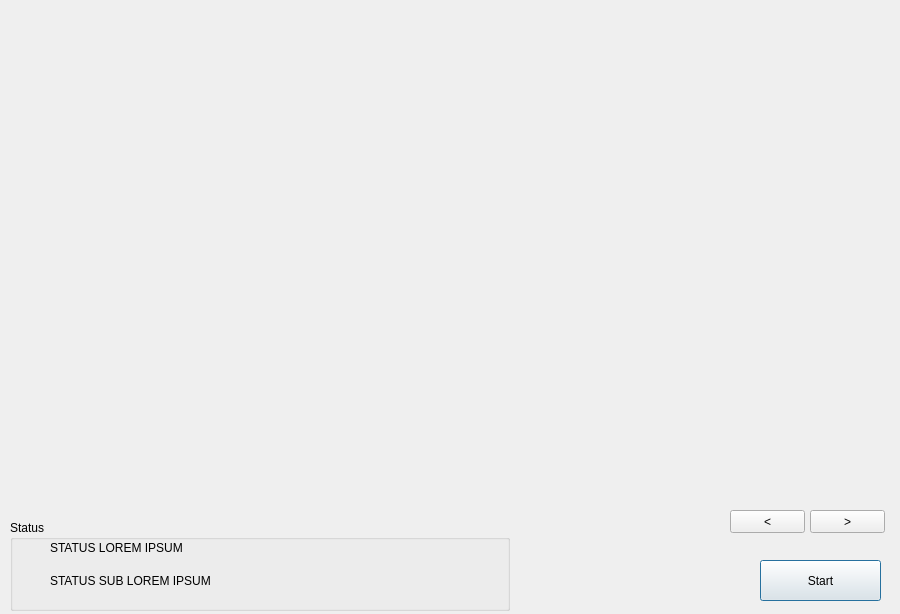
Above: chesster/gui/res/calibration_dialog_detector.ui from AKJ7/chesster before the change. Below: the same form after it.
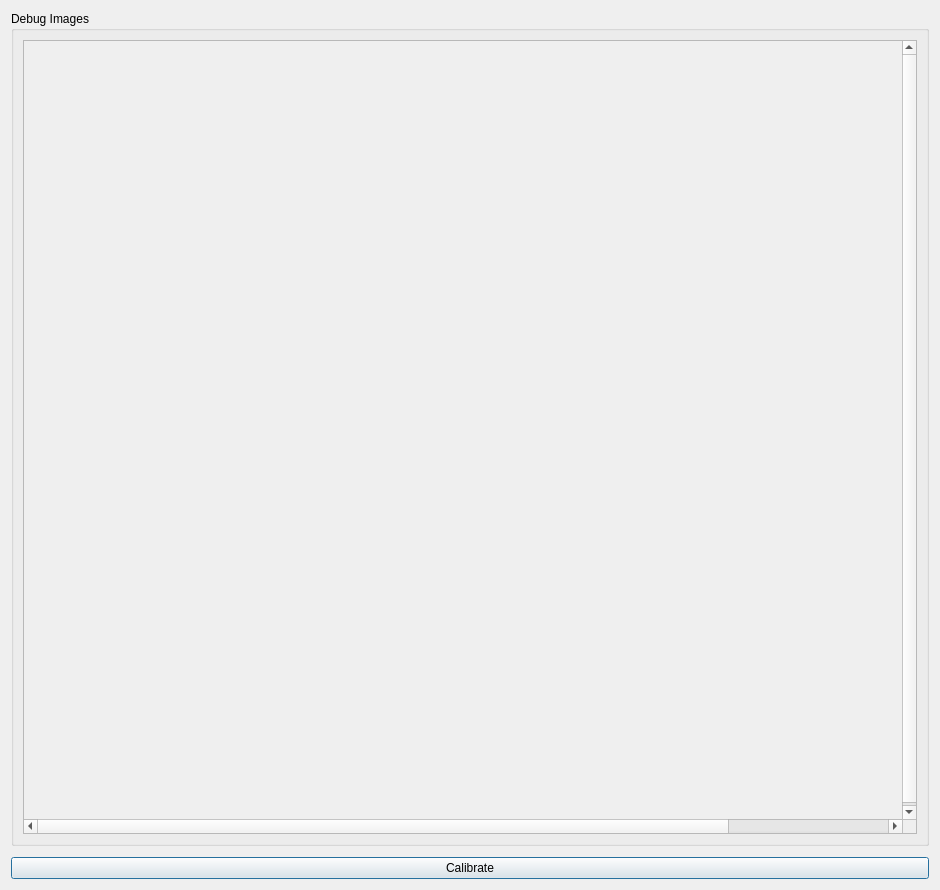
That is the form after the change.

The edit to the form file:
```diff
--- a/chesster/gui/res/calibration_dialog_detector.ui
+++ b/chesster/gui/res/calibration_dialog_detector.ui
@@ -6,105 +6,88 @@
    <rect>
     <x>0</x>
     <y>0</y>
-    <width>900</width>
-    <height>614</height>
+    <width>940</width>
+    <height>890</height>
    </rect>
   </property>
+  <property name="sizePolicy">
+   <sizepolicy hsizetype="MinimumExpanding" vsizetype="Expanding">
+    <horstretch>0</horstretch>
+    <verstretch>0</verstretch>
+   </sizepolicy>
+  </property>
   <property name="windowTitle">
    <string>Calibration Dialog Detector</string>
   </property>
-  <widget class="QWidget" name="verticalLayoutWidget">
-   <property name="geometry">
-    <rect>
-     <x>10</x>
-     <y>10</y>
-     <width>881</width>
-     <height>491</height>
-    </rect>
+  <layout class="QVBoxLayout" name="verticalLayout">
+   <property name="spacing">
+    <number>11</number>
    </property>
-   <layout class="QVBoxLayout" name="verticalLayout"/>
-  </widget>
-  <widget class="QGroupBox" name="groupBox">
-   <property name="geometry">
-    <rect>
-     <x>10</x>
-     <y>520</y>
-     <width>500</width>
-     <height>91</height>
-    </rect>
-   </property>
-   <property name="title">
-    <string>Status</string>
-   </property>
-   <widget class="QLabel" name="label_status_main">
-    <property name="geometry">
-     <rect>
-      <x>40</x>
-      <y>20</y>
-      <width>481</width>
-      <height>16</height>
-     </rect>
-    </property>
-    <property name="text">
-     <string>STATUS LOREM IPSUM</string>
-    </property>
-   </widget>
-   <widget class="QLabel" name="label_status_sub">
-    <property name="geometry">
-     <rect>
-      <x>40</x>
-      <y>40</y>
-      <width>471</width>
-      <height>41</height>
-     </rect>
-    </property>
-    <property name="text">
-     <string>STATUS SUB LOREM IPSUM</string>
-    </property>
-    <property name="wordWrap">
-     <bool>true</bool>
-    </property>
-   </widget>
-  </widget>
-  <widget class="QPushButton" name="pushButton_main">
-   <property name="geometry">
-    <rect>
-     <x>760</x>
-     <y>560</y>
-     <width>121</width>
-     <height>41</height>
-    </rect>
-   </property>
+   <item>
+    <widget class="QGroupBox" name="groupBox">
+     <property name="title">
+      <string>Debug Images</string>
+     </property>
+     <layout class="QVBoxLayout" name="verticalLayout_3">
+      <item>
+       <widget class="QScrollArea" name="scrollArea">
+        <property name="widgetResizable">
+         <bool>false</bool>
+        </property>
+        <widget class="QWidget" name="scrollAreaContentsWidget">
+         <property name="geometry">
+          <rect>
+           <x>0</x>
+           <y>0</y>
+           <width>1081</width>
+           <height>781</height>
+          </rect>
+         </property>
+         <property name="sizePolicy">
+          <sizepolicy hsizetype="Preferred" vsizetype="Preferred">
+           <horstretch>0</horstretch>
+           <verstretch>0</verstretch>
+          </sizepolicy>
+         </property>
+         <layout class="QVBoxLayout" name="verticalLayout_2">
+          <property name="sizeConstraint">
+           <enum>QLayout::SetMinimumSize</enum>
+          </property>
+          <item>
+           <layout class="QVBoxLayout" name="scrollAreaContents"/>
+          </item>
+         </layout>
+        </widget>
+       </widget>
+      </item>
+     </layout>
+    </widget>
+   </item>
+   <item>
+    <widget class="QPushButton" name="pushButton">
+     <property name="sizePolicy">
+      <sizepolicy hsizetype="Minimum" vsizetype="Minimum">
+       <horstretch>0</horstretch>
+       <verstretch>0</verstretch>
+      </sizepolicy>
+     </property>
+     <property name="cursor">
+      <cursorShape>PointingHandCursor</cursorShape>
+     </property>
+     <property name="text">
+      <string>Calibrate</string>
+     </property>
+     <property name="flat">
+      <bool>false</bool>
+     </property>
+    </widget>
+   </item>
+  </layout>
+  <action name="actionCalibrate">
    <property name="text">
-    <string>Start</string>
+    <string>calibrate</string>
    </property>
-  </widget>
-  <widget class="QPushButton" name="pushButton_cycle_right">
-   <property name="geometry">
-    <rect>
-     <x>810</x>
-     <y>510</y>
-     <width>75</width>
-     <height>23</height>
-    </rect>
-   </property>
-   <property name="text">
-    <string>&gt;</string>
-   </property>
-  </widget>
-  <widget class="QPushButton" name="pushButton_cycle_left">
-   <property name="geometry">
-    <rect>
-     <x>730</x>
-     <y>510</y>
-     <width>75</width>
-     <height>23</height>
-    </rect>
-   </property>
-   <property name="text">
-    <string>&lt;</string>
-   </property>
-  </widget>
+  </action>
  </widget>
  <resources/>
  <connections/>
```
Left out of the diff: 19 changed lines with no effect on the pictures.
